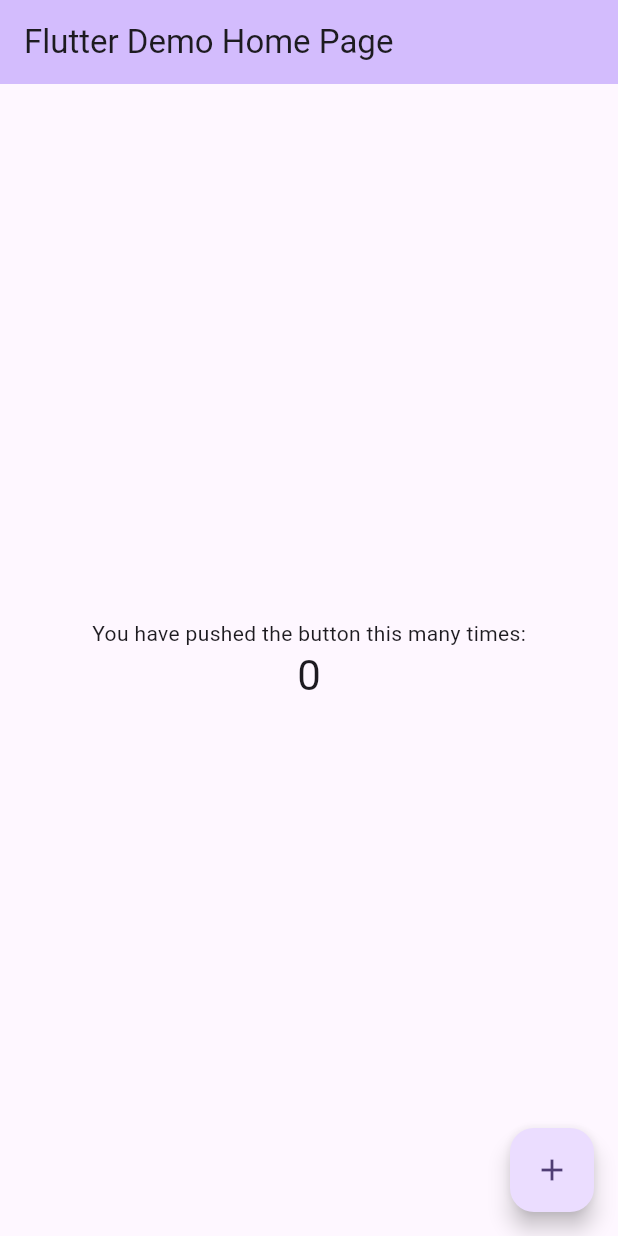
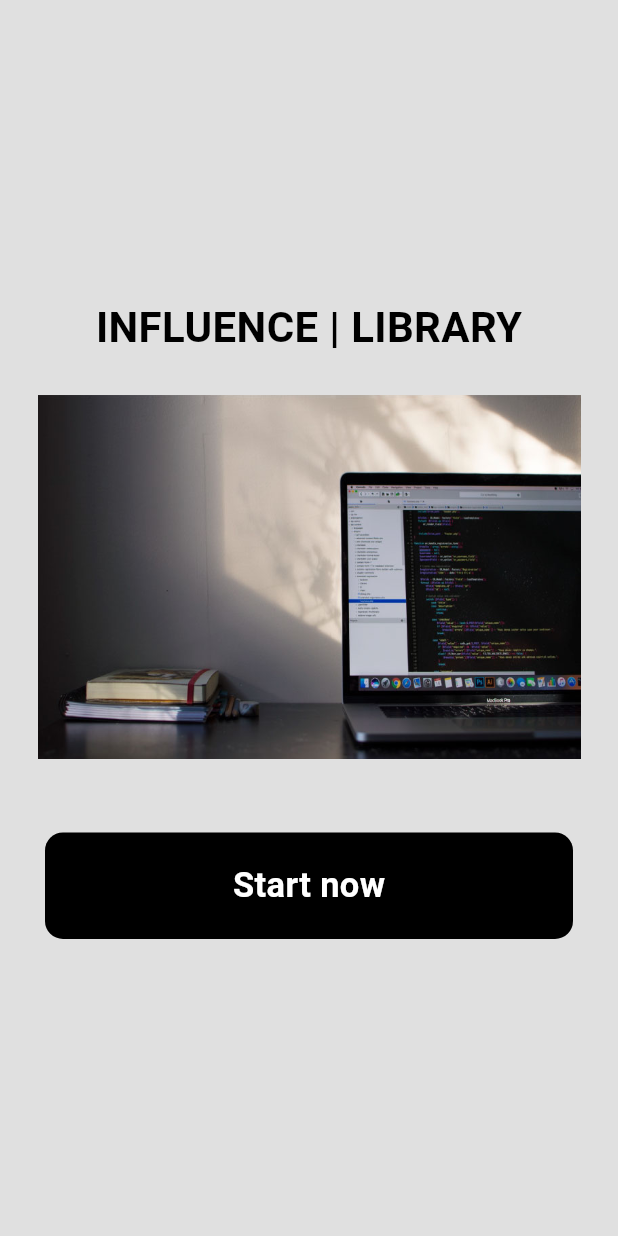
Before and after one commit to Joshuainfluence/influence_library, a Flutter app: the screen it shows after launch, on a phone screen of 412 x 824 dp. Run offline on Flutter 3.47's test engine with Material 3 defaults, Android fonts, the light colour scheme and no system bars.

Commit message:
working fine

```diff
--- a/lib/main.dart
+++ b/lib/main.dart
@@ -1,4 +1,5 @@
 import 'package:flutter/material.dart';
+import 'package:influence_library/pages/intro_page.dart';
 
 void main() {
   runApp(const MyApp());
@@ -11,115 +12,8 @@
   @override
   Widget build(BuildContext context) {
     return MaterialApp(
-      title: 'Flutter Demo',
-      theme: ThemeData(
-        // This is the theme of your application.
-        //
-        // TRY THIS: Try running your application with "flutter run". You'll see
-        // the application has a purple toolbar. Then, without quitting the app,
-        // try changing the seedColor in the colorScheme below to Colors.green
-        // and then invoke "hot reload" (save your changes or press the "hot
-        // reload" button in a Flutter-supported IDE, or press "r" if you used
-        // the command line to start the app).
-        //
-        // Notice that the counter didn't reset back to zero; the application
-        // state is not lost during the reload. To reset the state, use hot
-        // restart instead.
-        //
-        // This works for code too, not just values: Most code changes can be
-        // tested with just a hot reload.
-        colorScheme: ColorScheme.fromSeed(seedColor: Colors.deepPurple),
-        useMaterial3: true,
-      ),
-      home: const MyHomePage(title: 'Flutter Demo Home Page'),
+      home: IntroPage(),
+      theme: ThemeData.dark(),
     );
   }
 }
-
-class MyHomePage extends StatefulWidget {
-  const MyHomePage({super.key, required this.title});
-
-  // This widget is the home page of your application. It is stateful, meaning
-  // that it has a State object (defined below) that contains fields that affect
-  // how it looks.
-
-  // This class is the configuration for the state. It holds the values (in this
-  // case the title) provided by the parent (in this case the App widget) and
-  // used by the build method of the State. Fields in a Widget subclass are
-  // always marked "final".
-
-  final String title;
-
-  @override
-  State<MyHomePage> createState() => _MyHomePageState();
-}
-
-class _MyHomePageState extends State<MyHomePage> {
-  int _counter = 0;
-
-  void _incrementCounter() {
-    setState(() {
-      // This call to setState tells the Flutter framework that something has
-      // changed in this State, which causes it to rerun the build method below
-      // so that the display can reflect the updated values. If we changed
-      // _counter without calling setState(), then the build method would not be
-      // called again, and so nothing would appear to happen.
-      _counter++;
-    });
-  }
-
-  @override
-  Widget build(BuildContext context) {
-    // This method is rerun every time setState is called, for instance as done
-    // by the _incrementCounter method above.
-    //
-    // The Flutter framework has been optimized to make rerunning build methods
-    // fast, so that you can just rebuild anything that needs updating rather
-    // than having to individually change instances of widgets.
-    return Scaffold(
-      appBar: AppBar(
-        // TRY THIS: Try changing the color here to a specific color (to
-        // Colors.amber, perhaps?) and trigger a hot reload to see the AppBar
-        // change color while the other colors stay the same.
-        backgroundColor: Theme.of(context).colorScheme.inversePrimary,
-        // Here we take the value from the MyHomePage object that was created by
-        // the App.build method, and use it to set our appbar title.
-        title: Text(widget.title),
-      ),
-      body: Center(
-        // Center is a layout widget. It takes a single child and positions it
-        // in the middle of the parent.
-        child: Column(
-          // Column is also a layout widget. It takes a list of children and
-          // arranges them vertically. By default, it sizes itself to fit its
-          // children horizontally, and tries to be as tall as its parent.
-          //
-          // Column has various properties to control how it sizes itself and
-          // how it positions its children. Here we use mainAxisAlignment to
-          // center the children vertically; the main axis here is the vertical
-          // axis because Columns are vertical (the cross axis would be
-          // horizontal).
-          //
-          // TRY THIS: Invoke "debug painting" (choose the "Toggle Debug Paint"
-          // action in the IDE, or press "p" in the console), to see the
-          // wireframe for each widget.
-          mainAxisAlignment: MainAxisAlignment.center,
-          children: <Widget>[
-            const Text(
-              'You have pushed the button this many times:',
-            ),
-            Text(
-              '$_counter',
-              style: Theme.of(context).textTheme.headlineMedium,
-            ),
-          ],
-        ),
-      ),
-      floatingActionButton: FloatingActionButton(
-        onPressed: _incrementCounter,
-        tooltip: 'Increment',
-        child: const Icon(Icons.add),
-      ), // This trailing comma makes auto-formatting nicer for build methods.
-    );
-  }
-}
--- /dev/null
+++ b/lib/pages/intro_page.dart
@@ -0,0 +1,64 @@
+import 'package:flutter/material.dart';
+import 'package:influence_library/pages/home_page.dart';
+
+class IntroPage extends StatelessWidget {
+  const IntroPage({super.key});
+
+  @override
+  Widget build(BuildContext context) {
+    return Scaffold(
+      backgroundColor: Colors.grey[300],
+      body: Center(
+        child: Column(
+          mainAxisAlignment: MainAxisAlignment.center,
+          children: [
+            const Text(
+              'INFLUENCE | LIBRARY',
+              style: TextStyle(
+                fontSize: 28,
+                fontWeight: FontWeight.bold,
+                color: Colors.black,
+              ),
+            ),
+            //   logo
+            Padding(
+              padding: EdgeInsets.all(25),
+              child: Image.asset('lib/images/getcertified.jpg'),
+            ),
+
+            const SizedBox(
+              height: 24,
+            ),
+
+            GestureDetector(
+              onTap: () => Navigator.push(
+                context,
+                MaterialPageRoute(
+                  builder: (context) => HomePage(),
+                ),
+              ),
+              child: Padding(
+                padding: const EdgeInsets.symmetric(horizontal: 30),
+                child: Container(
+                  decoration: BoxDecoration(
+                      color: Colors.black,
+                      borderRadius: BorderRadius.circular(12)),
+                  padding: EdgeInsets.all(19),
+                  child: Center(
+                    child: Text(
+                      'Start now',
+                      style: TextStyle(
+                          fontSize: 23,
+                          fontWeight: FontWeight.w700,
+                          color: Colors.white),
+                    ),
+                  ),
+                ),
+              ),
+            ),
+          ],
+        ),
+      ),
+    );
+  }
+}
--- a/pubspec.yaml
+++ b/pubspec.yaml
@@ -59,8 +59,8 @@ flutter:
   uses-material-design: true
 
   # To add assets to your application, add an assets section, like this:
-  # assets:
-  #   - images/a_dot_burr.jpeg
+  assets:
+     - lib/images/
   #   - images/a_dot_ham.jpeg
 
   # An image asset can refer to one or more resolution-specific "variants", see
```
Also changed, not shown: lib/pages/book_page.dart (added, +14 -0 lines), lib/pages/home_page.dart (added, +127 -0 lines), lib/images/getcertified.jpg (added).
